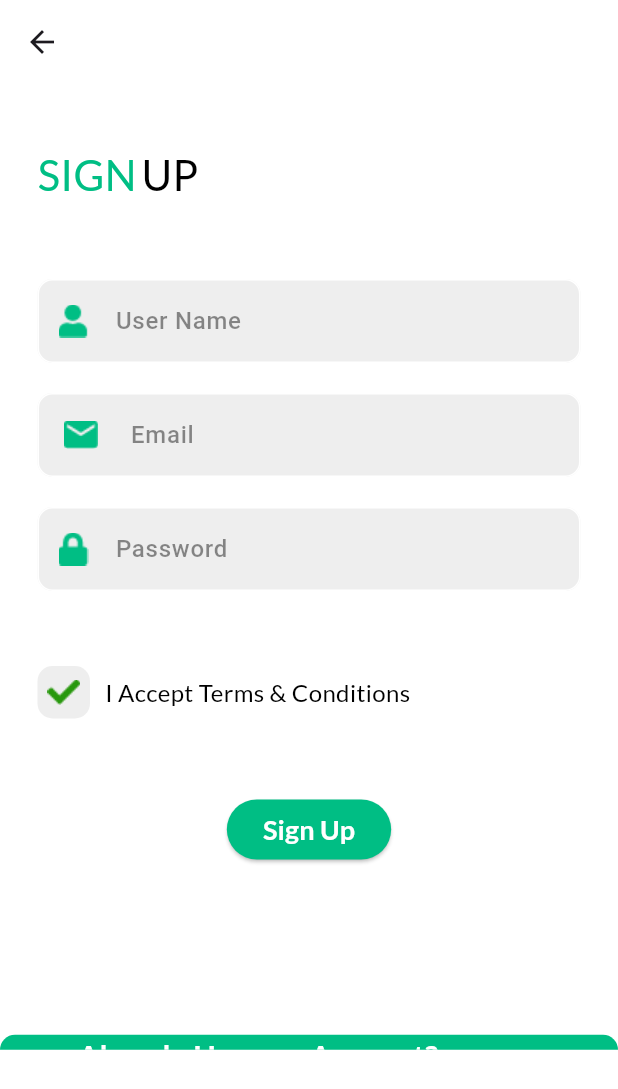
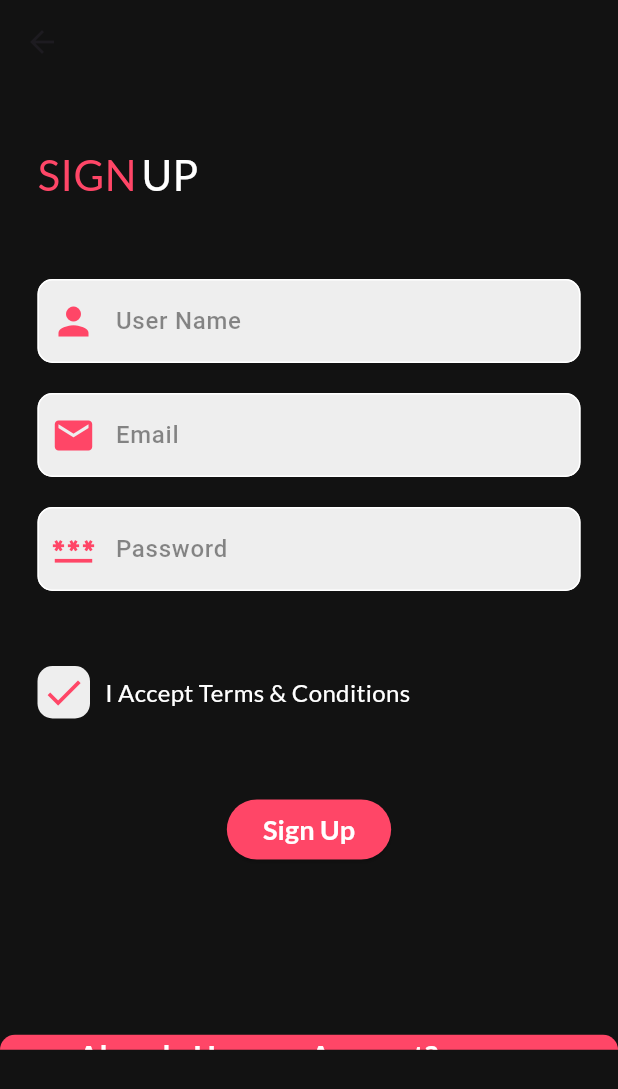
Before and after one commit to Elkelany84/Getx_Shopping_WaledAsro_Udemy, a Flutter app: the SignUpScreen screen opened by its route, on a phone screen of 412 x 824 dp. Shown: the top 1089 px of the screen. Run offline on Flutter 3.47's test engine with Material 3 defaults, Android fonts, the phone set to English and light mode, and no system bars; our stand-ins replace get, google_fonts.

Commit message:
EndVideo8

```diff
--- a/lib/view/screens/auth/auth_button.dart
+++ b/lib/view/screens/auth/auth_button.dart
@@ -1,4 +1,5 @@
 import 'package:flutter/material.dart';
+import 'package:get/get.dart';
 import 'package:waleed_asro_shopping_getx_api/utils/theme.dart';
 import 'package:waleed_asro_shopping_getx_api/view/widgets/text_utils.dart';
 
@@ -11,7 +12,7 @@ class AuthButton extends StatelessWidget {
   Widget build(BuildContext context) {
     return ElevatedButton(
       style: ElevatedButton.styleFrom(
-          backgroundColor: mainColor,
+          backgroundColor: Get.isDarkMode ? mainColor : pinkClr,
           maximumSize: Size(
             360,
             50,
--- a/lib/view/screens/auth/signup_screen.dart
+++ b/lib/view/screens/auth/signup_screen.dart
@@ -1,4 +1,5 @@
 import 'package:flutter/material.dart';
+import 'package:get/get.dart';
 import 'package:waleed_asro_shopping_getx_api/utils/theme.dart';
 import 'package:waleed_asro_shopping_getx_api/view/screens/auth/auth_button.dart';
 import 'package:waleed_asro_shopping_getx_api/view/widgets/auth/auth_text_form_field.dart';
@@ -17,10 +18,10 @@ class SignUpScreen extends StatelessWidget {
   Widget build(BuildContext context) {
     return SafeArea(
         child: Scaffold(
-      backgroundColor: Colors.white,
+      backgroundColor: Get.isDarkMode ? Colors.white : darkGreyClr,
       appBar: AppBar(
         elevation: 0,
-        backgroundColor: Colors.white,
+        backgroundColor: Get.isDarkMode ? Colors.white : darkGreyClr,
       ),
       body: SingleChildScrollView(
         child: Column(
@@ -38,7 +39,7 @@ class SignUpScreen extends StatelessWidget {
                             text: "SIGN",
                             fontSize: 28,
                             fontWeight: FontWeight.w500,
-                            color: mainColor,
+                            color: Get.isDarkMode ? mainColor : pinkClr,
                             underLine: TextDecoration.none),
                         SizedBox(
                           width: 3,
@@ -47,7 +48,7 @@ class SignUpScreen extends StatelessWidget {
                             text: "UP",
                             fontSize: 28,
                             fontWeight: FontWeight.w500,
-                            color: Colors.black,
+                            color: Get.isDarkMode ? Colors.black : Colors.white,
                             underLine: TextDecoration.none),
                       ],
                     ),
@@ -55,7 +56,13 @@ class SignUpScreen extends StatelessWidget {
                       height: 50,
                     ),
                     AuthTextFormField(
-                      prefixIcon: Image.asset("assets/images/user.png"),
+                      prefixIcon: Get.isDarkMode
+                          ? Image.asset("assets/images/user.png")
+                          : Icon(
+                              Icons.person,
+                              color: pinkClr,
+                              size: 30,
+                            ),
                       suffixIcon: Text(""),
                       controller: nameControler,
                       hintText: "User Name",
@@ -66,7 +73,13 @@ class SignUpScreen extends StatelessWidget {
                       height: 20,
                     ),
                     AuthTextFormField(
-                      prefixIcon: Image.asset("assets/images/email.png"),
+                      prefixIcon: Get.isDarkMode
+                          ? Image.asset("assets/images/email.png")
+                          : Icon(
+                              Icons.email,
+                              color: pinkClr,
+                              size: 30,
+                            ),
                       suffixIcon: Text(""),
                       controller: emailControler,
                       hintText: "Email",
@@ -77,7 +90,13 @@ class SignUpScreen extends StatelessWidget {
                       height: 20,
                     ),
                     AuthTextFormField(
-                      prefixIcon: Image.asset("assets/images/lock.png"),
+                      prefixIcon: Get.isDarkMode
+                          ? Image.asset("assets/images/lock.png")
+                          : Icon(
+                              Icons.password,
+                              color: pinkClr,
+                              size: 30,
+                            ),
                       suffixIcon: Text(""),
                       controller: passwordControler,
                       hintText: "Password",
--- a/lib/view/widgets/auth/check_widget.dart
+++ b/lib/view/widgets/auth/check_widget.dart
@@ -1,4 +1,6 @@
 import 'package:flutter/material.dart';
+import 'package:get/get.dart';
+import 'package:waleed_asro_shopping_getx_api/utils/theme.dart';
 import 'package:waleed_asro_shopping_getx_api/view/widgets/text_utils.dart';
 
 class CheckWidget extends StatelessWidget {
@@ -17,7 +19,13 @@ class CheckWidget extends StatelessWidget {
               color: Colors.grey.shade200,
               borderRadius: BorderRadius.circular(10),
             ),
-            child: Image.asset("assets/images/check.png"),
+            child: Get.isDarkMode
+                ? Image.asset("assets/images/check.png")
+                : Icon(
+                    Icons.done,
+                    color: pinkClr,
+                    size: 30,
+                  ),
           ),
         ),
         SizedBox(
@@ -29,13 +37,13 @@ class CheckWidget extends StatelessWidget {
                 text: "I Accept ",
                 fontSize: 16,
                 fontWeight: FontWeight.normal,
-                color: Colors.black,
+                color: Get.isDarkMode ? Colors.black : Colors.white,
                 underLine: TextDecoration.none),
             TextUtils(
                 text: "Terms & Conditions ",
                 fontSize: 16,
                 fontWeight: FontWeight.normal,
-                color: Colors.black,
+                color: Get.isDarkMode ? Colors.black : Colors.white,
                 underLine: TextDecoration.none),
           ],
         )
--- a/lib/view/widgets/auth/container_under.dart
+++ b/lib/view/widgets/auth/container_under.dart
@@ -1,4 +1,5 @@
 import 'package:flutter/material.dart';
+import 'package:get/get.dart';
 import 'package:waleed_asro_shopping_getx_api/utils/theme.dart';
 import 'package:waleed_asro_shopping_getx_api/view/widgets/text_utils.dart';
 
@@ -17,7 +18,7 @@ class ContainerUnder extends StatelessWidget {
       width: double.infinity,
       height: 10,
       decoration: BoxDecoration(
-        color: mainColor,
+        color: Get.isDarkMode ? mainColor : pinkClr,
         borderRadius: BorderRadius.only(
           topRight: Radius.circular(20),
           topLeft: Radius.circular(20),
```
